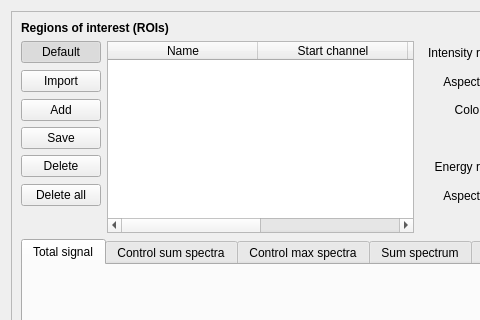
Before: the Qt Designer form single.ui in pfilipl/PolyX-XRF-Data-Analyser, drawn with Qt 5; both pictures show x 0 to 480 and y 0 to 320 of the 1185 by 712 pixel window.
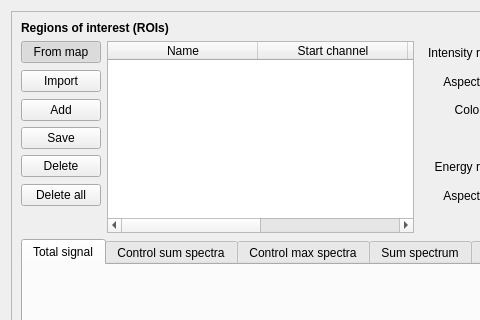
After: the same form once the commit is applied. Custom widgets are drawn as their Qt base class.

Commit message: Default ROIs button text changed to "From map"

Diff of the .ui file:
```diff
--- a/single.ui
+++ b/single.ui
@@ -325,7 +325,7 @@
            <bool>false</bool>
           </property>
           <property name="text">
-           <string>Default</string>
+           <string>From map</string>
           </property>
           <property name="checkable">
            <bool>true</bool>
```
The commit also changes 1 other file.
